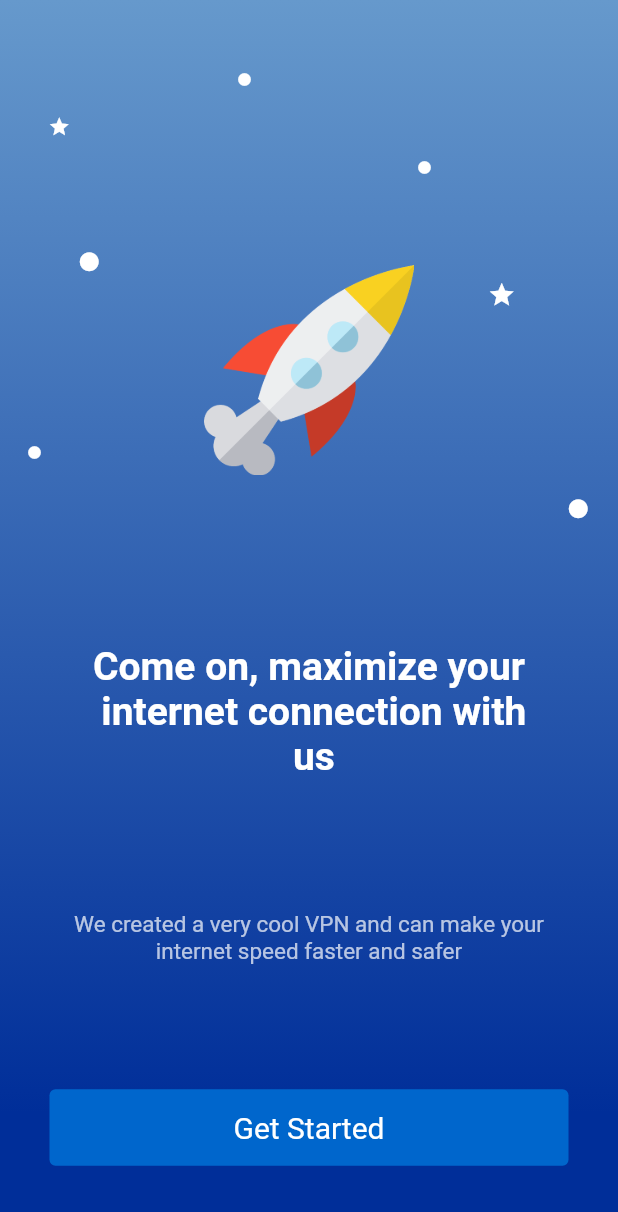
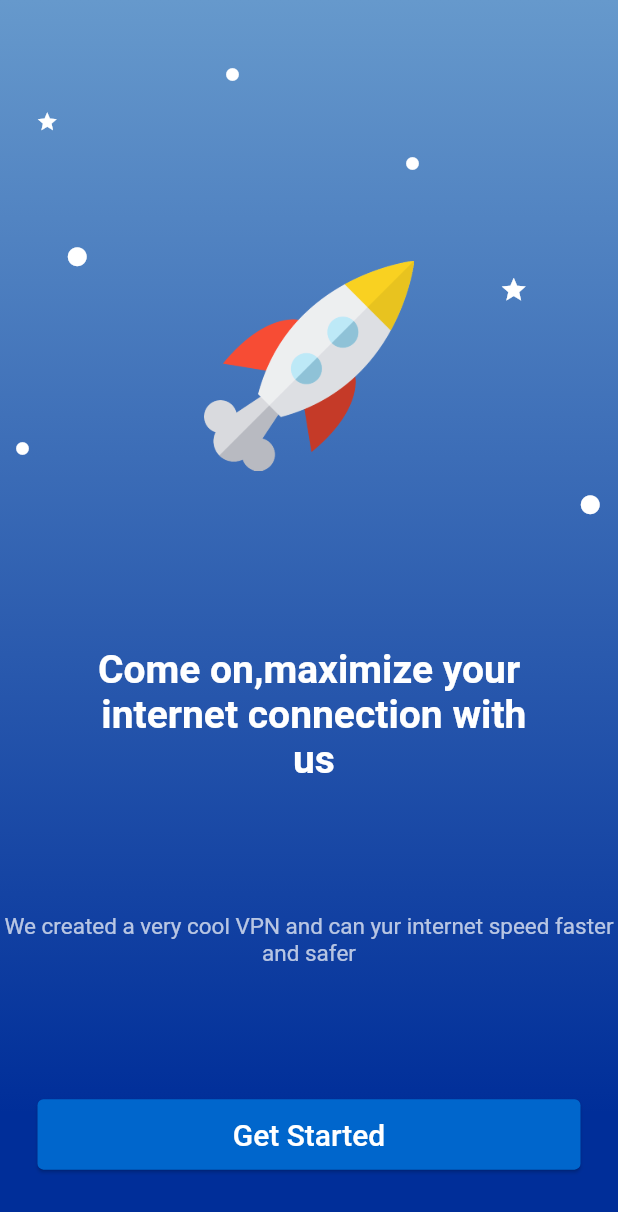
Before and after one commit to hanna2001/VPN, a Flutter app: the Splash screen opened directly, on a phone screen of 412 x 824 dp. Shown: the top 1212 px of the screen. Run offline on Flutter 3.47's test engine with Material 2 defaults, Android fonts, the light colour scheme and no system bars; our stand-ins replace material_design_icons_flutter.

Commit message:
second commit

```diff
--- a/lib/constants/constants.dart
+++ b/lib/constants/constants.dart
@@ -1,10 +1,24 @@
 import 'package:flutter/material.dart';
+import 'package:material_design_icons_flutter/material_design_icons_flutter.dart';
 Color bgOne = Color(0xff002e99);
 Color bgTwo = Color(0xff6699cc);
 Color btColor = Color(0xff0066cc);
+
+
 
 TextStyle styleOne= TextStyle(
     fontSize: 26,fontWeight: FontWeight.bold,color: Colors.white);
 
 TextStyle styleTwo= TextStyle(fontWeight: FontWeight.normal,
     fontSize: 15,color: Colors.white70);
+
+
+List <IconData> icons = [MdiIcons.lightningBoltCircle,MdiIcons.downloadCircle,MdiIcons.cancel,MdiIcons.incognitoCircle,MdiIcons.cloudCircle,MdiIcons.shieldCrown];
+List<String> titles = ["Fast","Unlimited","Remove Ads","Anonymous","Remove Ads","Secure"];
+List<String> subtitles = [
+  "Up to 1000Mb/s bandwidth to explore the world",
+  "Get unlimited bandwidth, speed and traffic",
+  "Have fun surfing without annoying ad",
+  "Hide your IP Anonymous surfing",
+  "500+ servers around the world",
+  "Transfer obfuscate traffic via encrypted tunnel",];
--- a/lib/main.dart
+++ b/lib/main.dart
@@ -1,5 +1,7 @@
 import 'package:flutter/material.dart';
+import 'package:vpn/pages/connect.dart';
 import 'package:vpn/pages/splash.dart';
+import 'package:vpn/pages/subscription.dart';
 
 
 
@@ -15,7 +17,7 @@ class MyApp extends StatelessWidget {
   Widget build(BuildContext context) {
     return MaterialApp(
       debugShowCheckedModeBanner: false,
-      home: Splash(),
+      home: Subscription(),
     );
   }
 }
--- a/lib/pages/splash.dart
+++ b/lib/pages/splash.dart
@@ -1,7 +1,5 @@
-import 'package:lottie/lottie.dart';
-
+import 'package:flutter/material.dart';
 import 'package:vpn/constants/constants.dart';
-import 'package:flutter/material.dart';
 
 class Splash extends StatelessWidget {
   const Splash({Key? key}) : super(key: key);
@@ -10,72 +8,60 @@ class Splash extends StatelessWidget {
   Widget build(BuildContext context) {
     return Scaffold(
       extendBody: true,
-      body: SafeArea(
+      body:SafeArea(
         child: Container(
 height: MediaQuery.of(context).size.height,
 width: MediaQuery.of(context).size.width,
-          decoration: BoxDecoration(
-            gradient: LinearGradient(
-              colors: [
-                bgOne,bgTwo      ],
-              stops: [0.1,1],
-              begin: Alignment.bottomCenter
-                ,end: Alignment.topCenter
-            )
-          ),
-        child: Padding(
-          padding: const EdgeInsets.all(8.0),
+          decoration: BoxDecoration(gradient: LinearGradient(colors: [bgOne,bgTwo],
+              stops:[0.1,1],
+            begin:Alignment.bottomCenter,
+            end:Alignment.topCenter,)),
     child: Column(
+      mainAxisAlignment: MainAxisAlignment.spaceAround,
       mainAxisSize: MainAxisSize.min,
-              mainAxisAlignment: MainAxisAlignment.spaceAround,
       children: [
-
         Container(
           width: MediaQuery.of(context).size.width,
           height: 300,
           child: Stack(alignment: Alignment.center,
           children: [
-                Column(children: [SizedBox(height: 130,),
-                  Image.asset("assets/rocket.png",height:140,),],),
+            Column(children: [SizedBox(height: 130,),Image.asset("assets/rocket.png",height: 140,)],),
 
-                Positioned(top:1,left: 150, child: Icon(Icons.circle,color: Colors.white,size: 10,),),
-                Positioned(top:30,left: 24,child: Icon(Icons.star,color: Colors.white,size: 15)),
-                Positioned(top:60,left: 270,child: Icon(Icons.circle,color: Colors.white,size: 10)),
-                Positioned(top:120,left: 44, child: Icon(Icons.circle,color: Colors.white,size: 15)),
-                Positioned(top:140,right: 60, child: Icon(Icons.star,color: Colors.white,size: 19,)),
-                Positioned(top:250,left: 10,child: Icon(Icons.circle,color: Colors.white,size: 10)),
-                Positioned(bottom:0,right: 11,child: Icon(Icons.circle,color: Colors.white,size: 15)),
+            Positioned(top:1,left: 150,child: Icon(Icons.circle,color: Colors.white,size: 10,)),
+            Positioned(top:30,left: 24,child: Icon(Icons.star,color: Colors.white,size: 15,)),
+            Positioned(top:60,left: 270,child: Icon(Icons.circle,color: Colors.white,size: 10,)),
+            Positioned(top:120,left: 44,child: Icon(Icons.circle,color: Colors.white,size: 15,)),
+            Positioned(top:140,right: 60,child: Icon(Icons.star,color: Colors.white,size: 19,)),
+            Positioned(top:250,left: 10,child: Icon(Icons.circle,color: Colors.white,size: 10,)),
+            Positioned(bottom:0,right: 11,child: Icon(Icons.circle,color: Colors.white,size: 15,)),
+          ],),
 
+        ),
+        Text("Come on,maximize your \n internet connection with \n us",style: styleOne,textAlign: TextAlign.center,),
+        Text("We created a very cool VPN and can yur internet speed faster and safer",style: styleTwo,textAlign: TextAlign.center,),
+SizedBox(width: MediaQuery.of(context).size.width,
+  child:   Padding(
+
+    padding: const EdgeInsets.symmetric(vertical: 0,horizontal: 25),
+
+    child:   ElevatedButton(
+
+
+
+        style: ElevatedButton.styleFrom(primary: btColor,elevation: 1),
+
+
+
+        onPressed: (){}, child: Padding(
+          padding: const EdgeInsets.all(12.0),
+          child: Text("Get Started",style:TextStyle(fontSize: 20)),
+        )),
+
+  ),
+)
       ],
-            ),),
-            Padding(
-              padding: const EdgeInsets.symmetric(vertical: 5,horizontal: 25),
-              child: Text("Come on, maximize your\n internet connection with \n us",style: styleOne,textAlign:TextAlign.center,),
-            ),
-            Padding(
-              padding: const EdgeInsets.symmetric(vertical: 5,horizontal: 25),
-              child: Text("We created a very cool VPN and can make your internet speed faster and safer",style: styleTwo,textAlign:TextAlign.center),
-            ),
-            SizedBox(
-              width: MediaQuery.of(context).size.width,
-              child: Padding(
-                padding: const EdgeInsets.symmetric(vertical: 0,horizontal: 25),
-                child: ElevatedButton(
-                  style: ElevatedButton.styleFrom(
-                      primary: btColor,elevation: 0,
-                  textStyle: const TextStyle(fontSize: 20)),
-                  onPressed: () {},
-                  child: Padding(
-                    padding: const EdgeInsets.all(14.0),
-                    child: const Text('Get Started',style: TextStyle(fontSize: 20),),
     ),
 
-                ),
-              ),
-            )
-
-          ]),
-        ),
 
         ),
       ),
--- a/pubspec.yaml
+++ b/pubspec.yaml
@@ -27,6 +27,8 @@ environment:
 # the latest version available on pub.dev. To see which dependencies have newer
 # versions available, run `flutter pub outdated`.
 dependencies:
+
+  font_awesome_flutter: ^9.2.0
   lottie: ^1.2.1
   google_fonts: ^2.0.0
   flutter:
@@ -36,6 +38,7 @@ dependencies:
   # The following adds the Cupertino Icons font to your application.
   # Use with the CupertinoIcons class for iOS style icons.
   cupertino_icons: ^1.0.2
+  material_design_icons_flutter: ^5.0.6595
 
 dev_dependencies:
   flutter_test:
```
Also changed, not shown: pubspec.lock. Lines whose indentation alone changed are shown as unchanged.
